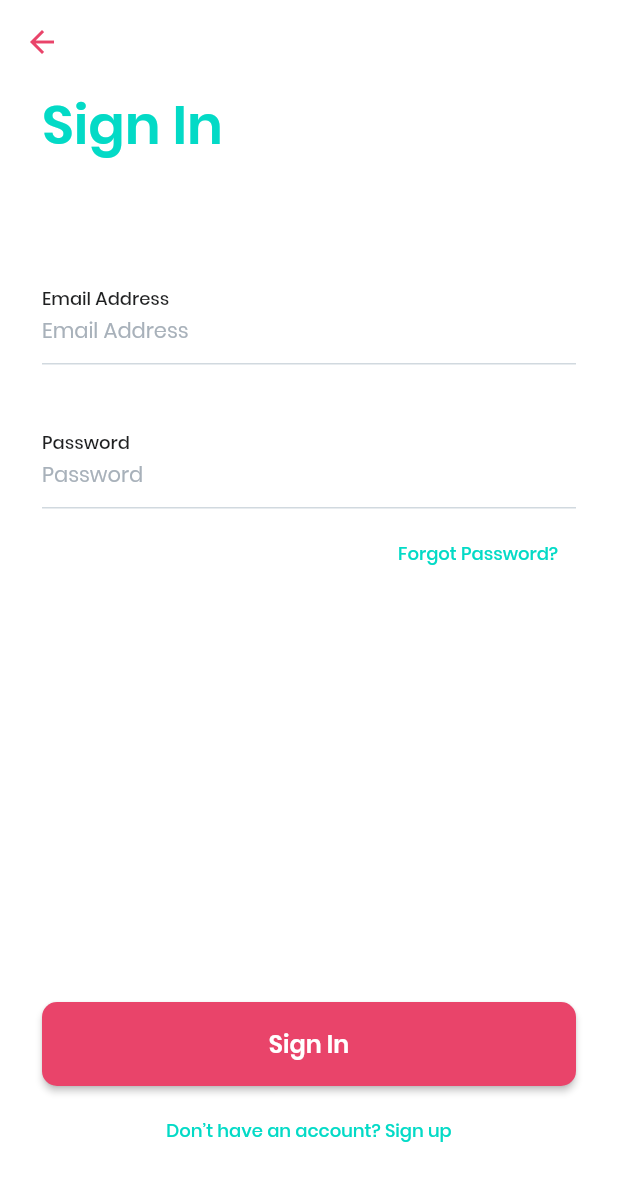
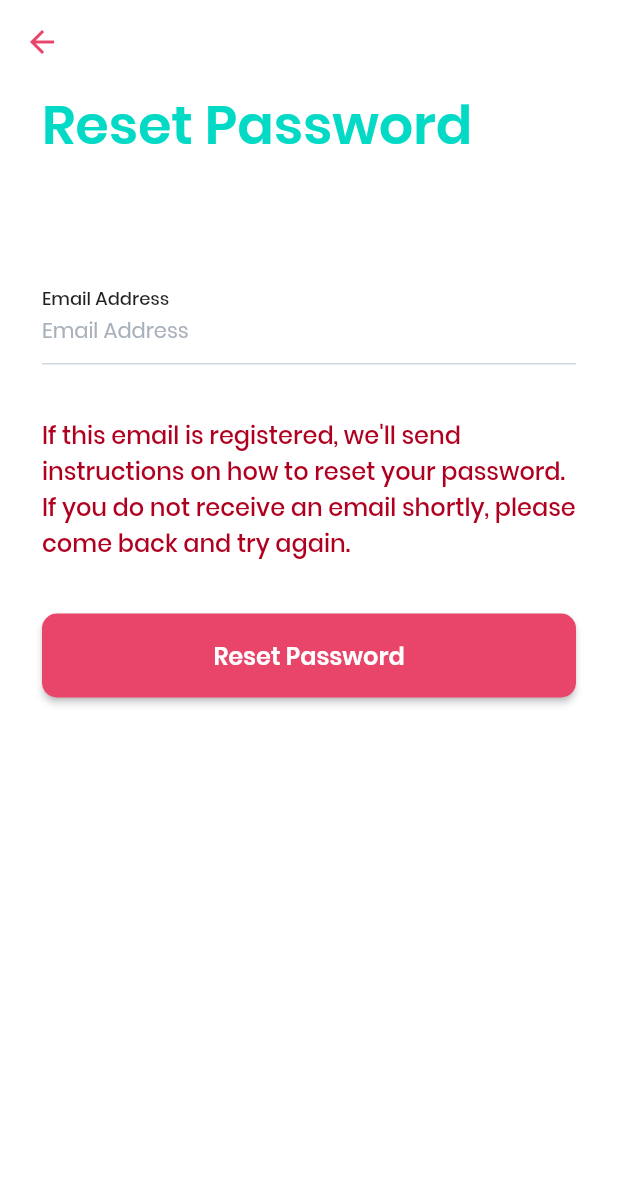
Before and after one commit to urantiatech/chitchat, a Flutter app: the LoginScreen screen opened directly, after a tap on "Forgot Password?", on a phone screen of 412 x 824 dp. Shown: the top 1181 px of the screen. Run offline on Flutter 3.47's test engine with Material 2 defaults, Android fonts, the phone set to English and light mode, and no system bars; our stand-ins replace shared_preferences; accounts and stored records are empty.

Commit message:
reset pass screen completed

```diff
--- a/lib/screens/auth_screens/login_screen.dart
+++ b/lib/screens/auth_screens/login_screen.dart
@@ -1,4 +1,5 @@
 import 'package:chitchat/screens/auth_screens/registration_screen.dart';
+import 'package:chitchat/screens/auth_screens/reset_password_screen.dart';
 import 'package:chitchat/widgets/custom_text_button.dart';
 import 'package:chitchat/widgets/custom_textfield.dart';
 import 'package:chitchat/widgets/primary_button.dart';
@@ -61,7 +62,14 @@ class _LoginScreenState extends State<LoginScreen> {
               children: [
                 CustomTextButton(
                   title: 'Forgot Password?',
-                  onPressed: () {},
+                  onPressed: () {
+                    Navigator.push(
+                      context,
+                      MaterialPageRoute(
+                        builder: (context) => ResetPasswordScreen(),
+                      ),
+                    );
+                  },
                 ),
               ],
             ),
--- /dev/null
+++ b/lib/screens/auth_screens/reset_password_screen.dart
@@ -0,0 +1,56 @@
+import 'package:chitchat/widgets/custom_textfield.dart';
+import 'package:chitchat/widgets/primary_button.dart';
+import 'package:flutter/material.dart';
+
+class ResetPasswordScreen extends StatefulWidget {
+  @override
+  _ResetPasswordScreenState createState() => _ResetPasswordScreenState();
+}
+
+class _ResetPasswordScreenState extends State<ResetPasswordScreen> {
+  @override
+  Widget build(BuildContext context) {
+    return Scaffold(
+      resizeToAvoidBottomInset: false,
+      appBar: AppBar(),
+      body: Padding(
+        padding: const EdgeInsets.symmetric(horizontal: 28),
+        child: Column(
+          mainAxisSize: MainAxisSize.min,
+          crossAxisAlignment: CrossAxisAlignment.start,
+          children: [
+            Text(
+              'Reset Password',
+              style: TextStyle(
+                color: Theme.of(context).accentColor,
+                fontSize: 36,
+                fontWeight: FontWeight.w600,
+              ),
+            ),
+            SizedBox(height: 72),
+            CustomTextField(
+              labelText: 'Email Address',
+              onChanged: (String keyword) {
+                print(keyword);
+              },
+            ),
+            SizedBox(height: 35),
+            Text(
+              'If this email is registered, we\'ll send instructions on how to reset your password. If you do not receive an email shortly, please come back and try again.',
+              style: TextStyle(
+                color: Theme.of(context).errorColor,
+                fontSize: 16,
+                fontWeight: FontWeight.w500,
+              ),
+            ),
+            SizedBox(height: 35),
+            PrimaryButton(
+              title: 'Reset Password',
+              onPressed: () {},
+            ),
+          ],
+        ),
+      ),
+    );
+  }
+}
```
